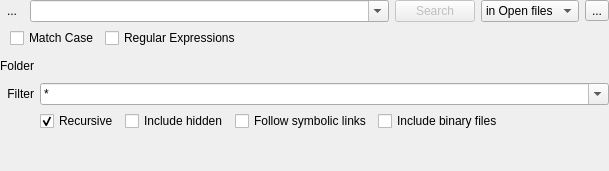
First picture: the form in kate/plugins/search/search.ui, repository KDE/kate, before the edit.
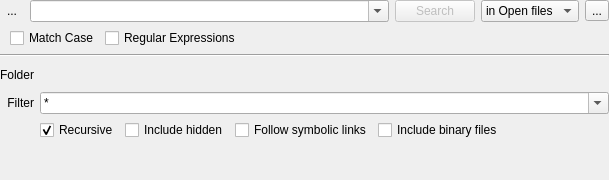
Second picture: the form after the edit. Custom widgets are drawn as their Qt base class.

Commit message: Add a horizontal line to separate "search in folder" specific options

```diff
--- a/kate/plugins/search/search.ui
+++ b/kate/plugins/search/search.ui
@@ -89,7 +89,7 @@
       </layout>
      </widget>
      <widget class="QWidget" name="optionsPage">
-      <layout class="QGridLayout" name="optionsLayout" rowminimumheight="0,0,0,1">
+      <layout class="QGridLayout" name="optionsLayout">
        <property name="margin">
         <number>0</number>
        </property>
@@ -107,7 +107,7 @@
          </property>
         </widget>
        </item>
-       <item row="3" column="1">
+       <item row="4" column="1">
         <spacer name="verticalSpacer">
          <property name="orientation">
           <enum>Qt::Vertical</enum>
@@ -133,7 +133,7 @@
          </property>
         </spacer>
        </item>
-       <item row="2" column="0" colspan="4">
+       <item row="3" column="0" colspan="4">
         <widget class="QWidget" name="folderOptions" native="true">
          <property name="sizePolicy">
           <sizepolicy hsizetype="MinimumExpanding" vsizetype="Minimum">
@@ -270,6 +270,13 @@
          </property>
         </spacer>
        </item>
+       <item row="2" column="0" colspan="4">
+        <widget class="Line" name="line_2">
+         <property name="orientation">
+          <enum>Qt::Horizontal</enum>
+         </property>
+        </widget>
+       </item>
       </layout>
      </widget>
     </widget>
```
